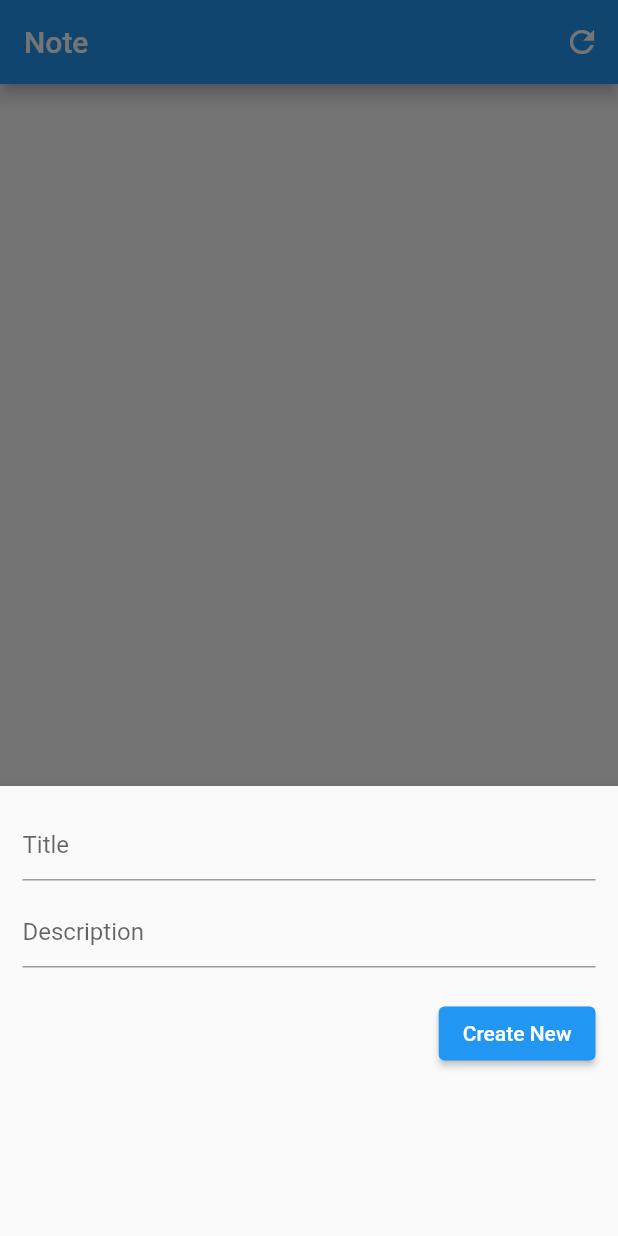
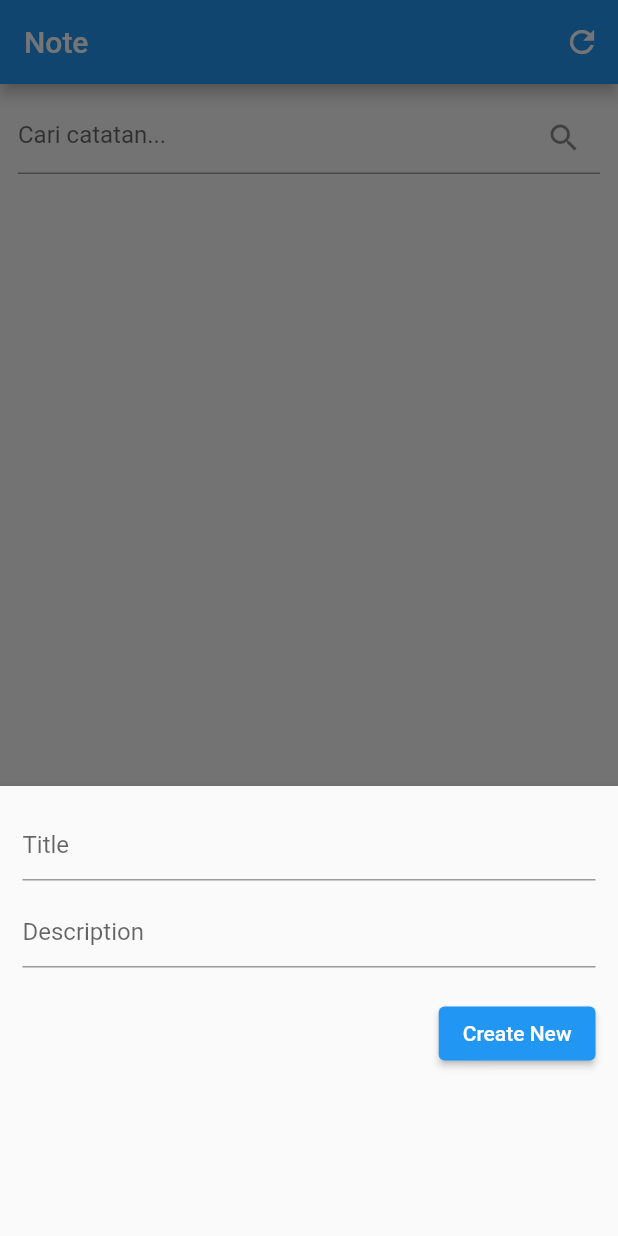
Before and after one commit to desya-tech/flutter-sqlite-note-app, a Flutter app: the screen it shows after launch, after a tap on the "add" icon, on a phone screen of 412 x 824 dp. Run offline on Flutter 3.47's test engine with Material 2 defaults, Android fonts, the phone set to English and light mode, and no system bars; our stand-ins replace sqflite; accounts and stored records are empty.

Commit message:
add Search

```diff
--- a/lib/main.dart
+++ b/lib/main.dart
@@ -54,11 +54,19 @@ class _MyHomePageState extends State<MyHomePage> {
   bool _isLoading = true;
   // This function is used to fetch all data from the database
   void _refreshJournals() async {
+    if (_searchController.text.isNotEmpty) {
+      final data = await SQLHelper.searchItem(_searchController.text);
+      setState(() {
+        _note = data;
+        _isLoading = false;
+      });
+    } else {
       final data = await SQLHelper.getItems();
       setState(() {
         _note = data;
         _isLoading = false;
       });
+    }
   }
 
   @override
@@ -69,6 +77,7 @@ class _MyHomePageState extends State<MyHomePage> {
 
   final TextEditingController _titleController = TextEditingController();
   final TextEditingController _descriptionController = TextEditingController();
+  final TextEditingController _searchController = TextEditingController();
 
   // This function will be triggered when the floating button is pressed
   // It will also be triggered when you want to update an item
@@ -209,15 +218,31 @@ class _MyHomePageState extends State<MyHomePage> {
               tooltip: 'Show Snackbar')
         ],
       ),
-      body: _isLoading
+      body: Column(
+        children: <Widget>[
+          Padding(
+            padding: const EdgeInsets.all(12.0),
+            child: TextField(
+              onChanged: (text) {
+                _refreshJournals();
+              },
+              controller: _searchController,
+              decoration: InputDecoration(
+                  hintText: 'Cari catatan...',
+                  suffixIcon:
+                      IconButton(onPressed: () {}, icon: Icon(Icons.search))),
+            ),
+          ),
+          Expanded(
+            child: _isLoading
                 ? const Center(
                     child: CircularProgressIndicator(),
                   )
                 : ListView.builder(
                     itemCount: _note.length,
                     itemBuilder: (context, index) => Card(
-                color: Colors.orange[200],
-                margin: const EdgeInsets.all(15),
+                      // color: Colors.orange[200],
+                      // margin: const EdgeInsets.all(15),
                       child: ListTile(
                         title: Text(_note[index]['title']),
                         subtitle: Text(_note[index]['description']),
@@ -231,14 +256,16 @@ class _MyHomePageState extends State<MyHomePage> {
                               ),
                               IconButton(
                                   icon: const Icon(Icons.delete),
-                            onPressed: () => _showMyDialog(_note[index]['id'])
-                            // => _deleteItem(_note[index]['id']),
-                            ),
+                                  onPressed: () =>
+                                      _showMyDialog(_note[index]['id'])),
                             ],
                           ),
                         ),
                       ),
                     ),
+                  ),
+          ),
+        ],
       ),
       floatingActionButton: FloatingActionButton(
         child: const Icon(Icons.add),
--- a/lib/service/sql_helper.dart
+++ b/lib/service/sql_helper.dart
@@ -45,7 +45,7 @@ class SQLHelper {
   //search by title
   static Future<List<Map<String, dynamic>>> searchItem(String data) async {
     final db = await SQLHelper.db();
-    return db.query('notes', where: "title = ?", whereArgs: [data]);
+    return db.query('notes', where: "title like ?", whereArgs: ['%$data%']);
   }
 
   //Update an item by id
```
Lines whose indentation alone changed are shown as unchanged.
